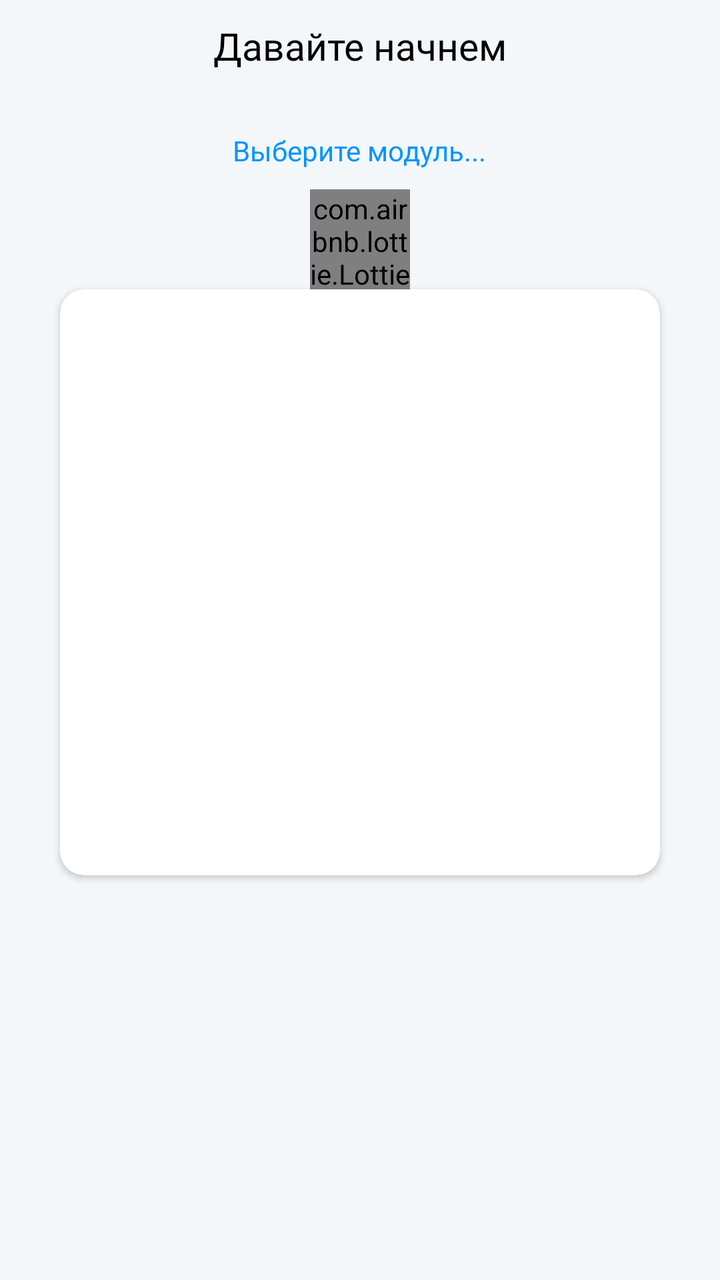
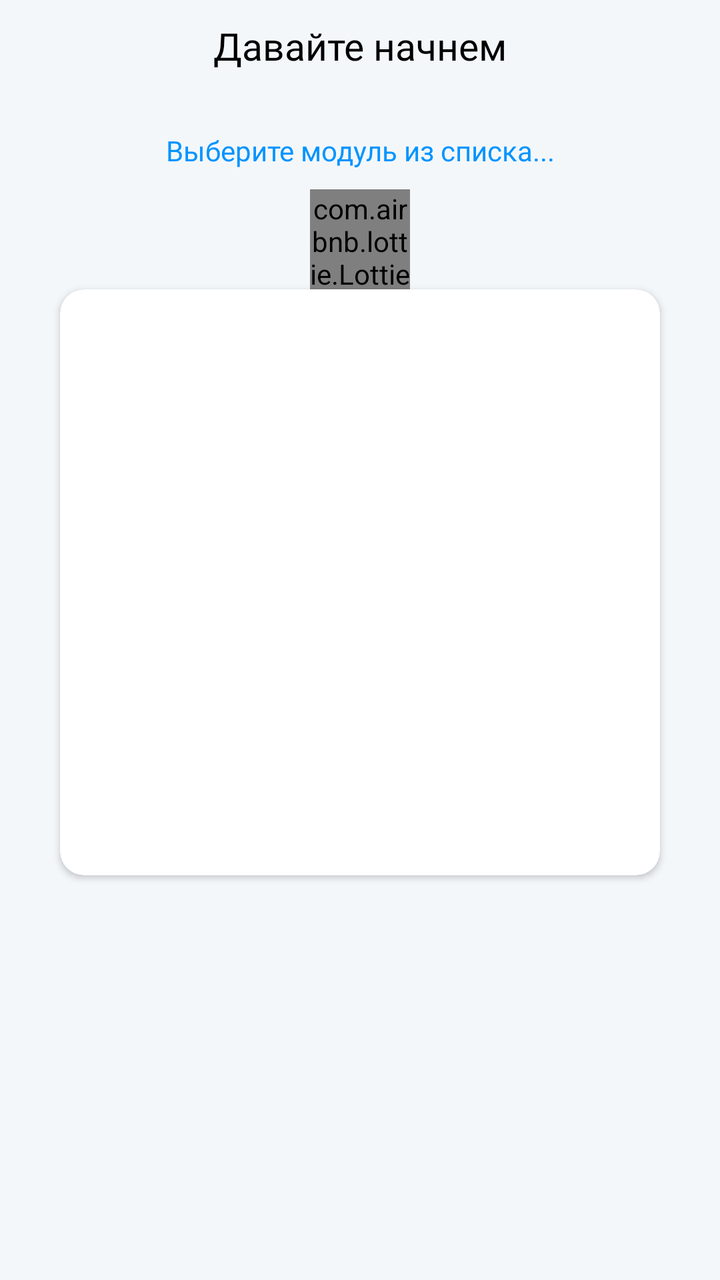

Two renders of the same Android screen: before a commit and after it. Below are the layout's source before the change and the commit's diff.
<!-- AndroidManifest.xml: application theme Theme.StepLifeApp -->
<!-- res/layout/activity_bt_module.xml -->
<?xml version="1.0" encoding="utf-8"?>
<FrameLayout xmlns:android="http://schemas.android.com/apk/res/android"
    xmlns:app="http://schemas.android.com/apk/res-auto"
    xmlns:tools="http://schemas.android.com/tools"
    android:layout_width="match_parent"
    android:layout_height="match_parent"
    android:background="@color/MainGray"
    tools:context=".Bt_module">


    <ScrollView
        android:layout_width="match_parent"
        android:layout_height="match_parent">


    <LinearLayout
        android:layout_width="match_parent"
        android:layout_height="match_parent"
        android:orientation="vertical">

        <TextView
            android:layout_marginLeft="10dp"
            android:layout_marginRight="10dp"
            android:layout_width="wrap_content"
            android:layout_height="wrap_content"
            android:gravity="top"
            android:layout_marginTop="10dp"
            android:layout_gravity="center_horizontal"
            android:fontFamily="@font/montserratsemibold"
            android:text="Давайте начнем"
            android:textColor="@color/black"
            android:textSize="19sp" />

        <FrameLayout
            android:layout_width="match_parent"
            android:layout_height="match_parent">

            <LinearLayout
                android:layout_width="match_parent"
                android:layout_height="wrap_content"
                android:orientation="vertical">

                <TextView
                    android:id="@+id/CheckOutText"

                    android:layout_marginLeft="50dp"
                    android:layout_marginRight="50dp"
                    android:layout_width="wrap_content"
                    android:layout_height="wrap_content"
                    android:gravity="center"
                    android:layout_marginBottom="10dp"
                    android:layout_marginTop="30dp"
                    android:layout_gravity="center_horizontal"
                    android:fontFamily="@font/montserratsemibold"
                    android:text="Выберите модуль..."
                    android:textColor="@color/MainBlue"
                    android:textSize="14sp" />

                <com.airbnb.lottie.LottieAnimationView
                    android:id="@+id/animationView"
                    android:layout_gravity="center_horizontal"

                    android:layout_width="50dp"
                    android:layout_height="50dp"
                    app:lottie_rawRes="@raw/wavedownloadanimation"
                    app:lottie_autoPlay="true"
                    app:lottie_loop="true"/>
                <androidx.cardview.widget.CardView
                    android:id="@+id/CardDevice"

                    android:layout_marginLeft="30dp"
                    android:layout_marginRight="30dp"
                    android:layout_width="match_parent"
                    app:cardCornerRadius="12dp"
                    android:layout_height="293dp">

                    <ListView
                        android:id="@+id/ListViewBtMOdule"
                        android:layout_width="match_parent"
                        android:layout_height="match_parent"></ListView>
                </androidx.cardview.widget.CardView>


                <Button
                    android:visibility="gone"
                    android:id="@+id/buttonConnectBt"
                    android:layout_width="match_parent"
                    android:layout_height="45dp"

                    android:layout_marginRight="60dp"
                    android:layout_marginLeft="60dp"
                    android:layout_gravity="top"

                    android:textSize="12dp"
                    android:fontFamily="@font/montserratsemibold"
                    android:background="@drawable/buttonstyle2"
                    android:text="Включить bluetooth"
                    android:textColor="@color/black"
                    android:theme="@style/Theme.ButtonWhite" />

                <FrameLayout
                    android:layout_width="match_parent"
                    android:layout_height="match_parent">
                    <TextView
                        android:layout_width="match_parent"
                        android:text="213231"
                        android:visibility="invisible"
                        android:layout_height="match_parent">

                    </TextView>
                </FrameLayout>
            </LinearLayout>


        </FrameLayout>
    </LinearLayout>
    </ScrollView>
</FrameLayout>
<!-- resources referenced by this layout -->
<resources>
  <color name="MainBlue">#0094FF</color>
  <color name="MainGray">#F4F7FA</color>
  <color name="black">#FF000000</color>
  <!-- drawable buttonstyle2 (drawable) -->
  <?xml version="1.0" encoding="utf-8"?>
  <shape xmlns:android="http://schemas.android.com/apk/res/android"
      android:shape="rectangle">
      <solid android:color="@color/MainYellow"/>
  
  
  
      <corners
          android:topLeftRadius="15dp"
          android:topRightRadius="0dp"
          android:bottomLeftRadius="0dp"
          android:bottomRightRadius="15dp"/>
  </shape>
  <style name="Theme.ButtonWhite" parent="Base.Widget.AppCompat.Button.Colored">
          <item name="colorPrimary">@color/MainYellow</item>
      </style>
  <style name="Theme.StepLifeApp" parent="Theme.MaterialComponents.DayNight.DarkActionBar">
          
  
          
  
          
          <item name="android:statusBarColor">@android:color/transparent</item>
          
      </style>
  <color name="MainYellow">#FFDF43</color>
</resources>

<!-- the commit's change to res/layout/activity_bt_module.xml (unified diff, before → after) -->
@@ -6,18 +6,13 @@
     android:layout_height="match_parent"
     android:background="@color/MainGray"
     tools:context=".Bt_module">
-
-
     <ScrollView
         android:layout_width="match_parent"
         android:layout_height="match_parent">
-
-
     <LinearLayout
         android:layout_width="match_parent"
         android:layout_height="match_parent"
         android:orientation="vertical">
-
         <TextView
             android:layout_marginLeft="10dp"
             android:layout_marginRight="10dp"
@@ -30,19 +25,15 @@
             android:text="Давайте начнем"
             android:textColor="@color/black"
             android:textSize="19sp" />
-
         <FrameLayout
             android:layout_width="match_parent"
             android:layout_height="match_parent">
-
             <LinearLayout
                 android:layout_width="match_parent"
                 android:layout_height="wrap_content"
                 android:orientation="vertical">
-
                 <TextView
                     android:id="@+id/CheckOutText"
-
                     android:layout_marginLeft="50dp"
                     android:layout_marginRight="50dp"
                     android:layout_width="wrap_content"
@@ -52,10 +43,9 @@
                     android:layout_marginTop="30dp"
                     android:layout_gravity="center_horizontal"
                     android:fontFamily="@font/montserratsemibold"
-                    android:text="Выберите модуль..."
+                    android:text="Выберите модуль из списка..."
                     android:textColor="@color/MainBlue"
                     android:textSize="14sp" />
-
                 <com.airbnb.lottie.LottieAnimationView
                     android:id="@+id/animationView"
                     android:layout_gravity="center_horizontal"
